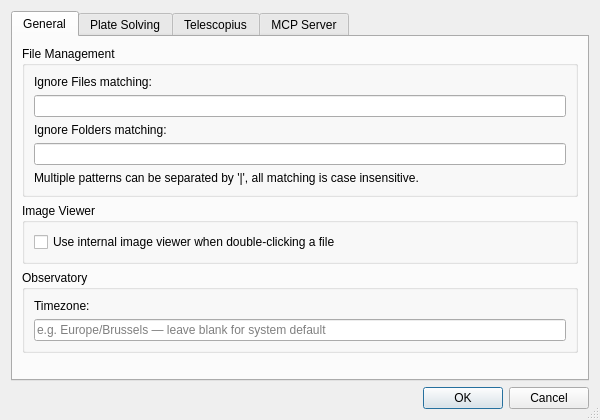
This is photonfinder/ui/SettingsDialog.ui in bcolyn/PhotonFinder as Qt 5 draws it before an edit. The edited form follows.
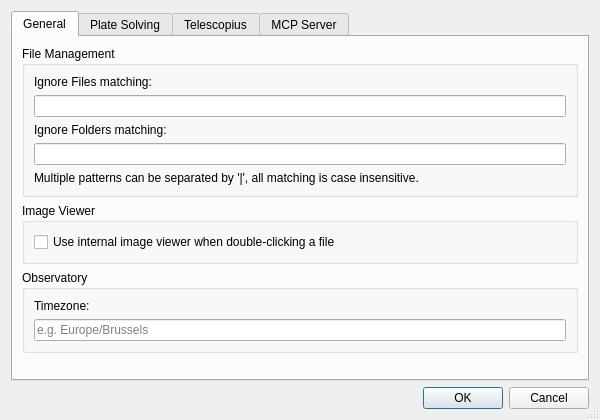
This is the edited form.

Patch:
```diff
--- a/photonfinder/ui/SettingsDialog.ui
+++ b/photonfinder/ui/SettingsDialog.ui
@@ -107,7 +107,7 @@
              <string>IANA timezone name used to map UTC capture times to local observing nights (e.g. Europe/Brussels). Leave blank to use the system timezone.</string>
             </property>
             <property name="placeholderText">
-             <string>e.g. Europe/Brussels — leave blank for system default</string>
+             <string>e.g. Europe/Brussels</string>
             </property>
            </widget>
           </item>
```
Left out of the diff: 2 changed lines with no effect on the pictures.
